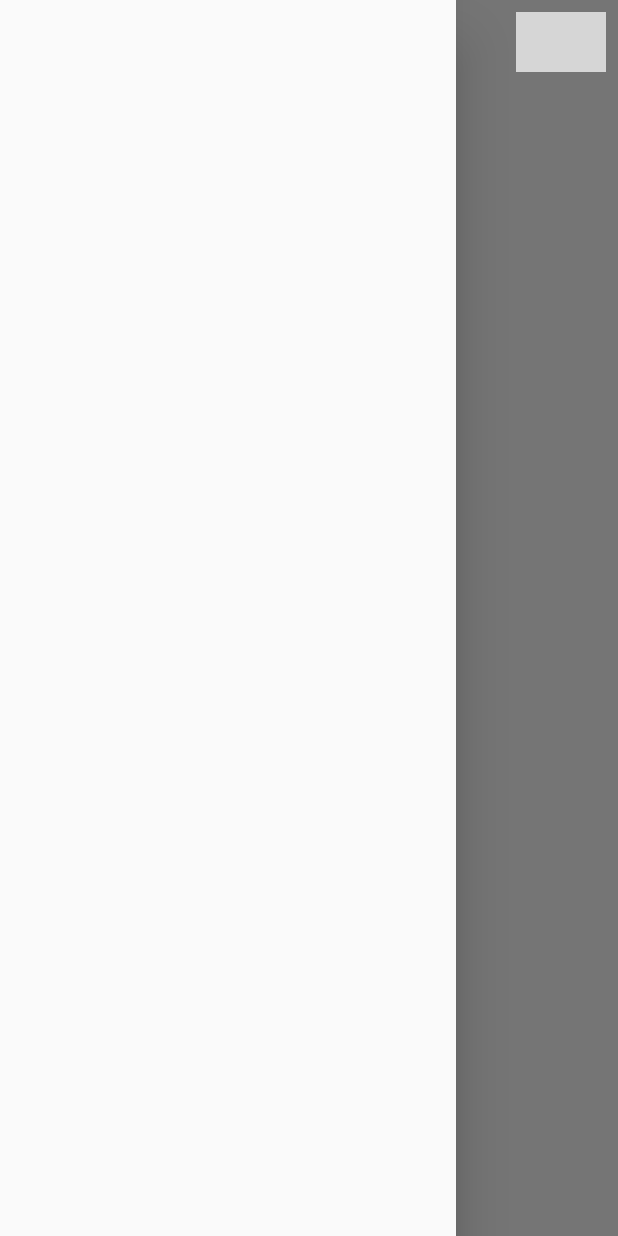
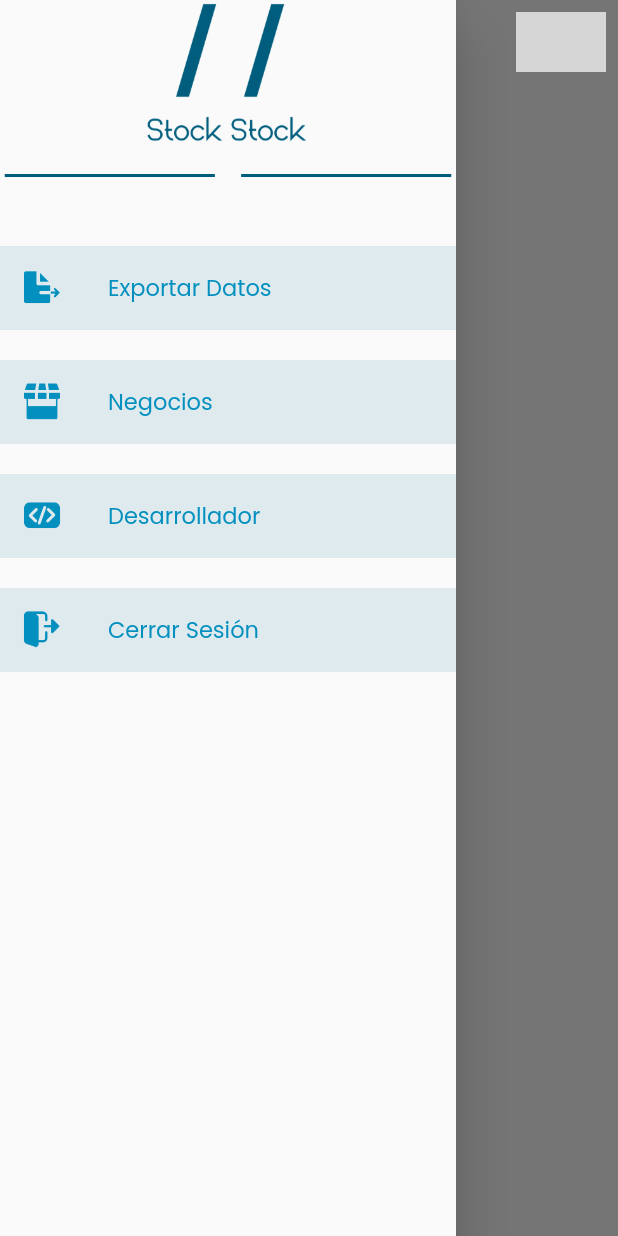
Before and after one commit to Hectorc70/stock_stock, a Flutter app: the HomePage screen opened by its route, with the side drawer open, on a phone screen of 412 x 824 dp. Run offline on Flutter 3.47's test engine with Material 2 defaults, Android fonts, the light colour scheme and no system bars; our stand-ins replace firebase_auth, firebase_core, google_sign_in, shared_preferences; missing offline and left inert: dart:ffi, flutter_overlay_loader; accounts and stored records are empty; network calls fail; grey boxes are pictures that could not be loaded.

Commit message:
menu lateral

```diff
--- a/lib/src/presentation/pages/home_page/home_page.dart
+++ b/lib/src/presentation/pages/home_page/home_page.dart
@@ -1,5 +1,6 @@
 import 'package:flutter/material.dart';
 import 'package:stock_stock/src/presentation/widgets/drawer_menu.dart';
+import 'package:stock_stock/src/presentation/widgets/stock_icons_icons.dart';
 
 class HomePage extends StatelessWidget {
   const HomePage({Key? key}) : super(key: key);
@@ -11,12 +12,12 @@ class HomePage extends StatelessWidget {
       appBar: AppBar(
         elevation: 0.0,
         centerTitle: true,
-            leading: IconButton(
+        leading: IconButton(
             onPressed: () {},
             icon: Icon(
-              Icons.menu,
-              size: 40.0,
-              color: Theme.of(context).colorScheme.primary,
+              StockIcons.menu,
+              size: 35.0,
+              color: Theme.of(context).colorScheme.secondary,
             )),
         actions: [
           TextButton(
--- a/lib/src/presentation/widgets/drawer_menu.dart
+++ b/lib/src/presentation/widgets/drawer_menu.dart
@@ -1,5 +1,112 @@
 import 'package:flutter/material.dart';
+import 'package:stock_stock/src/presentation/widgets/login_header_widget.dart';
+import 'package:stock_stock/src/presentation/widgets/stock_icons_icons.dart';
 
 Widget drawerMenu({required BuildContext context}) {
-  return Drawer();
+  final widthScreen = MediaQuery.of(context).size.width;
+  return Drawer(
+      child: SafeArea(
+    child: Column(
+      children: [
+        logoWidget(),
+        Row(
+          mainAxisAlignment: MainAxisAlignment.spaceAround,
+          children: [
+            Container(
+              width: widthScreen * .34,
+              color: Theme.of(context).colorScheme.primary,
+              height: 2,
+            ),
+            Text(
+              ' ',
+              style: Theme.of(context).textTheme.headline5,
+            ),
+            Container(
+              width: widthScreen * .34,
+              color: Theme.of(context).colorScheme.primary,
+              height: 2,
+            )
+          ],
+        ),
+        const SizedBox(
+          height: 30.0,
+        ),
+        Expanded(
+            child: SingleChildScrollView(
+                child: Column(
+          children: [
+            Container(
+                color: Theme.of(context).colorScheme.onSurface,
+                child: ListTile(
+                  leading: Icon(
+                    StockIcons.export_icon,
+                    color: Theme.of(context).colorScheme.secondary,
+                  ),
+                  title: Text(
+                    'Exportar Datos',
+                    style: TextStyle(
+                      color: Theme.of(context).colorScheme.secondary,
+                    ),
+                  ),
+                  onTap: () {},
+                )),
+            const SizedBox(
+              height: 20.0,
+            ),
+            Container(
+                color: Theme.of(context).colorScheme.onSurface,
+                child: ListTile(
+                  leading: Icon(
+                    StockIcons.market,
+                    color: Theme.of(context).colorScheme.secondary,
+                  ),
+                  title: Text(
+                    'Negocios',
+                    style: TextStyle(
+                      color: Theme.of(context).colorScheme.secondary,
+                    ),
+                  ),
+                  onTap: () {},
+                )),
+            const SizedBox(
+              height: 20.0,
+            ),
+            Container(
+                color: Theme.of(context).colorScheme.onSurface,
+                child: ListTile(
+                  leading: Icon(
+                    StockIcons.programming,
+                    color: Theme.of(context).colorScheme.secondary,
+                  ),
+                  title: Text(
+                    'Desarrollador',
+                    style: TextStyle(
+                      color: Theme.of(context).colorScheme.secondary,
+                    ),
+                  ),
+                  onTap: () {},
+                )),
+            const SizedBox(
+              height: 20.0,
+            ),
+            Container(
+                color: Theme.of(context).colorScheme.onSurface,
+                child: ListTile(
+                  leading: Icon(
+                    StockIcons.logout,
+                    color: Theme.of(context).colorScheme.secondary,
+                  ),
+                  title: Text(
+                    'Cerrar Sesión',
+                    style: TextStyle(
+                      color: Theme.of(context).colorScheme.secondary,
+                    ),
+                  ),
+                  onTap: () {},
+                ))
+          ],
+        )))
+      ],
+    ),
+  ));
 }
--- /dev/null
+++ b/lib/src/presentation/widgets/stock_icons_icons.dart
@@ -0,0 +1,29 @@
+/// Flutter icons StockIcons
+/// Copyright (C) 2022 by original authors @ fluttericon.com, fontello.com
+/// This font was generated by FlutterIcon.com, which is derived from Fontello.
+///
+/// To use this font, place it in your fonts/ directory and include the
+/// following in your pubspec.yaml
+///
+/// flutter:
+///   fonts:
+///    - family:  StockIcons
+///      fonts:
+///       - asset: fonts/StockIcons.ttf
+///
+///
+///
+import 'package:flutter/widgets.dart';
+
+class StockIcons {
+  StockIcons._();
+
+  static const _kFontFam = 'StockIcons';
+  static const String? _kFontPkg = null;
+
+  static const IconData menu = IconData(0xe800, fontFamily: _kFontFam, fontPackage: _kFontPkg);
+  static const IconData export_icon = IconData(0xe801, fontFamily: _kFontFam, fontPackage: _kFontPkg);
+  static const IconData programming = IconData(0xe802, fontFamily: _kFontFam, fontPackage: _kFontPkg);
+  static const IconData market = IconData(0xe803, fontFamily: _kFontFam, fontPackage: _kFontPkg);
+  static const IconData logout = IconData(0xe804, fontFamily: _kFontFam, fontPackage: _kFontPkg);
+}
--- a/pubspec.yaml
+++ b/pubspec.yaml
@@ -58,3 +58,7 @@ flutter:
     - family: PoppinsBold
       fonts:
         - asset: assets/fonts/Poppins/Poppins-Bold.ttf
+
+    - family: StockIcons
+      fonts:
+        - asset: assets/fonts/StockIcons.ttf
```
Also changed, not shown: assets/fonts/StockIcons.ttf (added).
